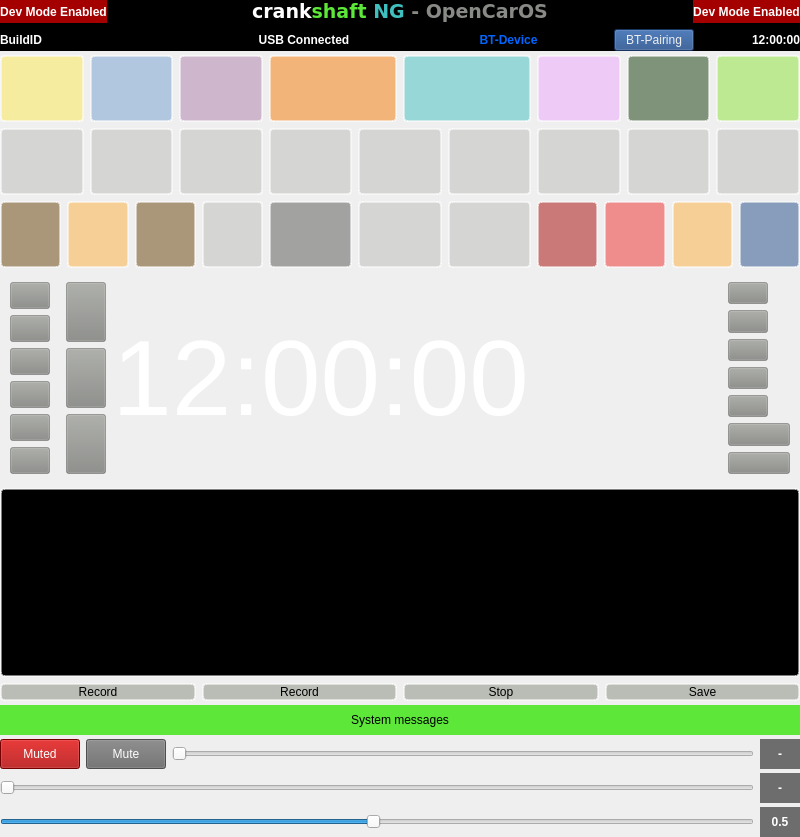
Qt form src/autoapp/UI/mainwindow.ui (arash-rasouli/openauto) before a commit.
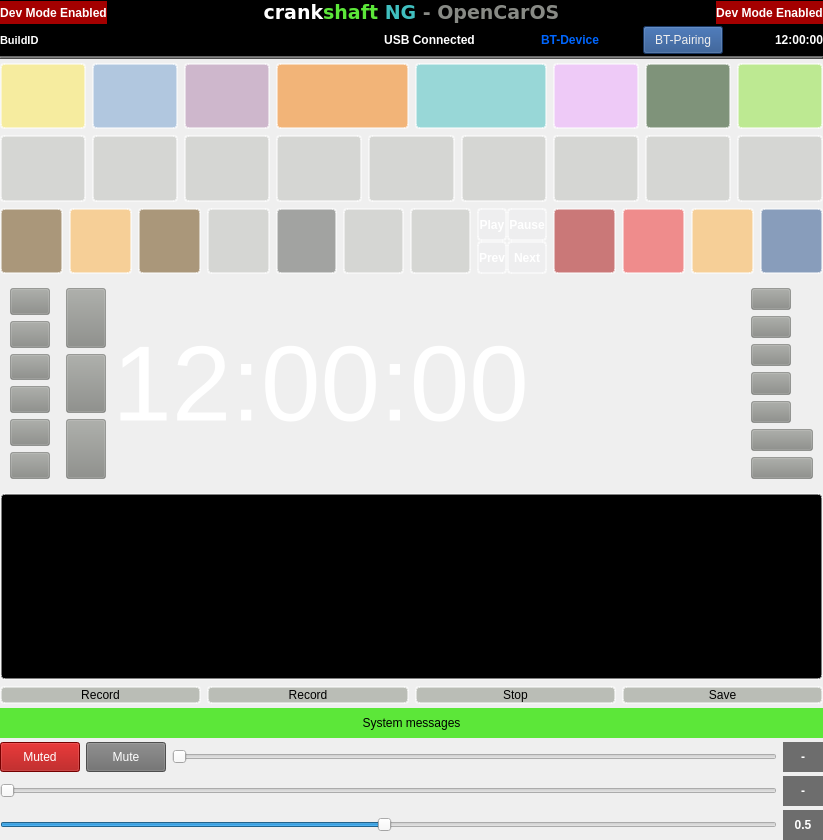
The same form after that commit. Icons and pictures are not drawn.

Patch:
```diff
--- a/src/autoapp/UI/mainwindow.ui
+++ b/src/autoapp/UI/mainwindow.ui
@@ -6,8 +6,8 @@
    <rect>
     <x>0</x>
     <y>0</y>
-    <width>800</width>
-    <height>837</height>
+    <width>823</width>
+    <height>840</height>
    </rect>
   </property>
   <property name="sizePolicy">
@@ -62,18 +62,24 @@
         <verstretch>0</verstretch>
        </sizepolicy>
       </property>
+      <property name="minimumSize">
+       <size>
+        <width>0</width>
+        <height>0</height>
+       </size>
+      </property>
       <property name="styleSheet">
        <string notr="true">background-color: rgb(0, 0, 0);</string>
       </property>
       <layout class="QVBoxLayout" name="verticalLayout">
        <property name="spacing">
-        <number>6</number>
+        <number>2</number>
        </property>
        <property name="leftMargin">
         <number>0</number>
        </property>
        <property name="topMargin">
-        <number>0</number>
+        <number>1</number>
        </property>
        <property name="rightMargin">
         <number>0</number>
@@ -159,14 +165,40 @@
         </layout>
        </item>
        <item>
+        <widget class="QWidget" name="InfoLineWidget" native="true">
+         <property name="sizePolicy">
+          <sizepolicy hsizetype="Expanding" vsizetype="Preferred">
+           <horstretch>0</horstretch>
+           <verstretch>0</verstretch>
+          </sizepolicy>
+         </property>
+         <property name="minimumSize">
+          <size>
+           <width>0</width>
+           <height>28</height>
+          </size>
+         </property>
         <layout class="QHBoxLayout" name="InfoLine">
          <property name="spacing">
-          <number>6</number>
+           <number>0</number>
+          </property>
+          <property name="leftMargin">
+           <number>0</number>
+          </property>
+          <property name="topMargin">
+           <number>0</number>
+          </property>
+          <property name="rightMargin">
+           <number>0</number>
+          </property>
+          <property name="bottomMargin">
+           <number>0</number>
          </property>
          <item>
           <widget class="QLabel" name="BuildID">
            <property name="font">
             <font>
+              <pointsize>8</pointsize>
              <weight>75</weight>
              <bold>true</bold>
             </font>
@@ -184,6 +216,8 @@
           </widget>
          </item>
          <item>
+           <layout class="QHBoxLayout" name="horizontalLayout_3">
+            <item>
           <widget class="QLabel" name="phoneConnected">
            <property name="font">
             <font>
@@ -224,16 +258,17 @@
           </widget>
          </item>
          <item>
-          <layout class="QGridLayout" name="Layout_BT_Clock">
-           <property name="spacing">
-            <number>6</number>
-           </property>
-           <item row="0" column="0">
             <widget class="QPushButton" name="pushButtonBluetooth">
+              <property name="sizePolicy">
+               <sizepolicy hsizetype="Minimum" vsizetype="Preferred">
+                <horstretch>0</horstretch>
+                <verstretch>0</verstretch>
+               </sizepolicy>
+              </property>
              <property name="minimumSize">
               <size>
                <width>80</width>
-               <height>0</height>
+                <height>24</height>
               </size>
              </property>
              <property name="maximumSize">
@@ -257,13 +292,15 @@
              </property>
             </widget>
            </item>
-           <item row="0" column="1">
+           </layout>
+          </item>
+          <item>
             <widget class="QLabel" name="Digital_clock">
-             <property name="minimumSize">
-              <size>
-               <width>100</width>
-               <height>0</height>
-              </size>
+            <property name="sizePolicy">
+             <sizepolicy hsizetype="Fixed" vsizetype="Preferred">
+              <horstretch>0</horstretch>
+              <verstretch>0</verstretch>
+             </sizepolicy>
              </property>
              <property name="maximumSize">
               <size>
@@ -290,8 +327,29 @@
             </widget>
            </item>
           </layout>
-         </item>
-        </layout>
+        </widget>
+       </item>
+       <item>
+        <widget class="Line" name="line">
+         <property name="sizePolicy">
+          <sizepolicy hsizetype="Expanding" vsizetype="Fixed">
+           <horstretch>0</horstretch>
+           <verstretch>0</verstretch>
+          </sizepolicy>
+         </property>
+         <property name="minimumSize">
+          <size>
+           <width>0</width>
+           <height>1</height>
+          </size>
+         </property>
+         <property name="styleSheet">
+          <string notr="true">background-color: rgba(255,255,255,0.3);</string>
+         </property>
+         <property name="orientation">
+          <enum>Qt::Horizontal</enum>
+         </property>
+        </widget>
        </item>
       </layout>
      </widget>
@@ -1075,6 +1133,133 @@
            </property>
           </widget>
          </item>
+         <item>
+          <widget class="QWidget" name="btControlWidget" native="true">
+           <property name="sizePolicy">
+            <sizepolicy hsizetype="Expanding" vsizetype="Expanding">
+             <horstretch>0</horstretch>
+             <verstretch>0</verstretch>
+            </sizepolicy>
+           </property>
+           <layout class="QGridLayout" name="gridLayout">
+            <property name="leftMargin">
+             <number>0</number>
+            </property>
+            <property name="topMargin">
+             <number>0</number>
+            </property>
+            <property name="rightMargin">
+             <number>0</number>
+            </property>
+            <property name="bottomMargin">
+             <number>0</number>
+            </property>
+            <property name="spacing">
+             <number>0</number>
+            </property>
+            <item row="0" column="0">
+             <widget class="QPushButton" name="pushButtonBTPlay">
+              <property name="sizePolicy">
+               <sizepolicy hsizetype="Expanding" vsizetype="Expanding">
+                <horstretch>0</horstretch>
+                <verstretch>0</verstretch>
+               </sizepolicy>
+              </property>
+              <property name="font">
+               <font>
+                <weight>75</weight>
+                <bold>true</bold>
+               </font>
+              </property>
+              <property name="styleSheet">
+               <string notr="true">background-color: rgba(114, 159, 207, 0.01);
+border-radius: 4px;
+border: 2px solid rgba(255,255,255,0.5);
+color: rgb(255, 255, 255);</string>
+              </property>
+              <property name="text">
+               <string>Play</string>
+              </property>
+             </widget>
+            </item>
+            <item row="0" column="1">
+             <widget class="QPushButton" name="pushButtonBTPause">
+              <property name="sizePolicy">
+               <sizepolicy hsizetype="Expanding" vsizetype="Expanding">
+                <horstretch>0</horstretch>
+                <verstretch>0</verstretch>
+               </sizepolicy>
+              </property>
+              <property name="font">
+               <font>
+                <weight>75</weight>
+                <bold>true</bold>
+               </font>
+              </property>
+              <property name="styleSheet">
+               <string notr="true">background-color: rgba(114, 159, 207, 0.01);
+border-radius: 4px;
+border: 2px solid rgba(255,255,255,0.5);
+color: rgb(255, 255, 255);</string>
+              </property>
+              <property name="text">
+               <string>Pause</string>
+              </property>
+             </widget>
+            </item>
+            <item row="1" column="0">
+             <widget class="QPushButton" name="pushButtonBTPrev">
+              <property name="sizePolicy">
+               <sizepolicy hsizetype="Expanding" vsizetype="Expanding">
+                <horstretch>0</horstretch>
+                <verstretch>0</verstretch>
+               </sizepolicy>
+              </property>
+              <property name="font">
+               <font>
+                <weight>75</weight>
+                <bold>true</bold>
+               </font>
+              </property>
+              <property name="styleSheet">
+               <string notr="true">background-color: rgba(114, 159, 207, 0.01);
+border-radius: 4px;
+border: 2px solid rgba(255,255,255,0.5);
+color: rgb(255, 255, 255);</string>
+              </property>
+              <property name="text">
+               <string>Prev</string>
+              </property>
+             </widget>
+            </item>
+            <item row="1" column="1">
+             <widget class="QPushButton" name="pushButtonBTNext">
+              <property name="sizePolicy">
+               <sizepolicy hsizetype="Expanding" vsizetype="Expanding">
+                <horstretch>0</horstretch>
+                <verstretch>0</verstretch>
+               </sizepolicy>
+              </property>
+              <property name="font">
+               <font>
+                <weight>75</weight>
+                <bold>true</bold>
+               </font>
+              </property>
+              <property name="styleSheet">
+               <string notr="true">background-color: rgba(114, 159, 207, 0.01);
+border-radius: 4px;
+border: 2px solid rgba(255,255,255,0.5);
+color: rgb(255, 255, 255);</string>
+              </property>
+              <property name="text">
+               <string>Next</string>
+              </property>
+             </widget>
+            </item>
+           </layout>
+          </widget>
+         </item>
         </layout>
        </item>
        <item row="0" column="1">
```
Left out of the diff: 2 changed lines with no effect on the pictures. Lines whose indentation alone changed are shown as unchanged.
